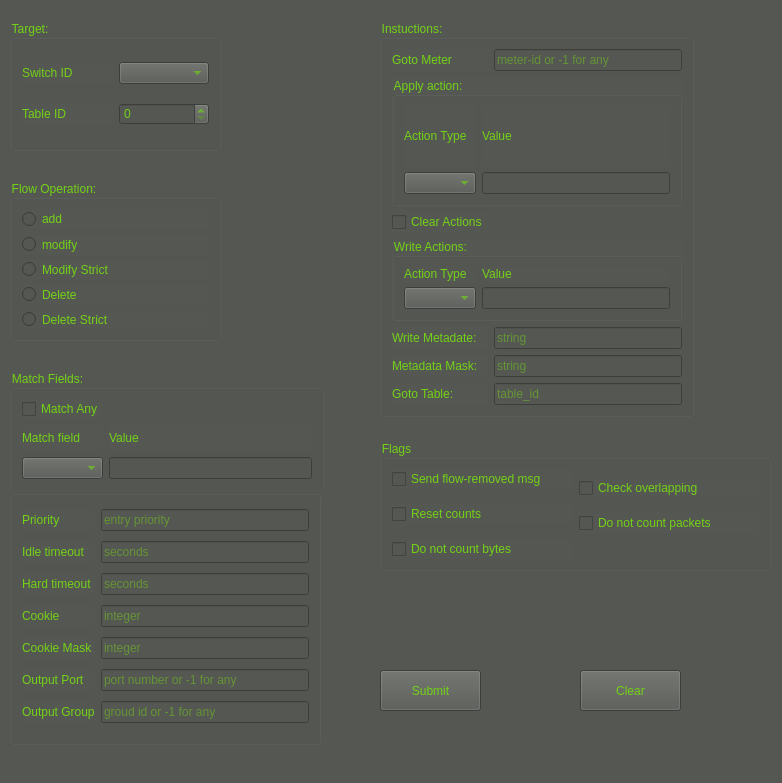
Gaopeng-Bai/QT_flowmanager, file GUI/flow_control.ui: the form before one commit.
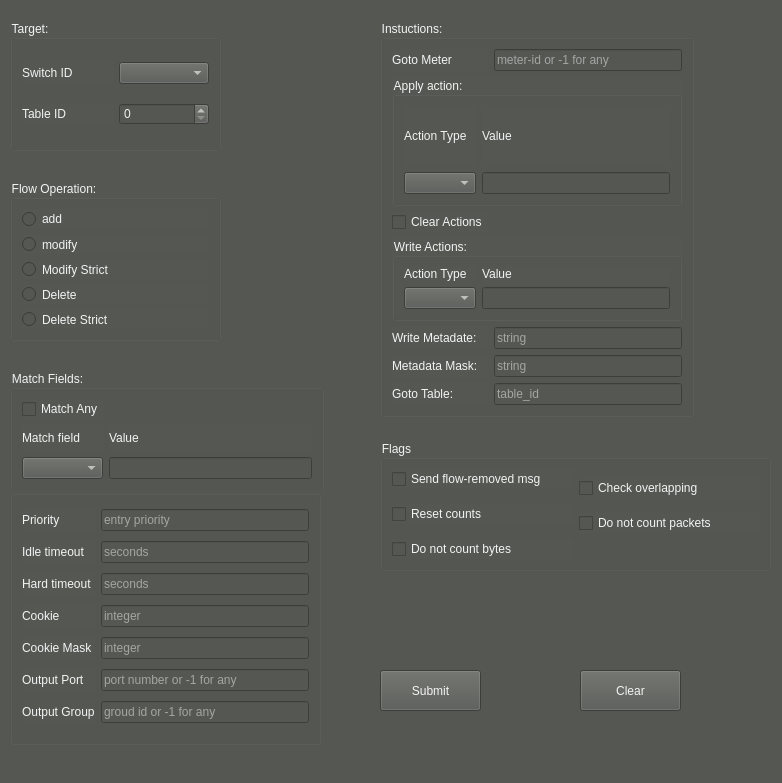
The form after the commit.

What changed in the file:
```diff
--- a/GUI/flow_control.ui
+++ b/GUI/flow_control.ui
@@ -15,7 +15,7 @@
   </property>
   <property name="styleSheet">
    <string notr="true">background-color: rgb(85, 87, 83);
-color: rgb(115, 210, 22);</string>
+color: rgb(243, 243, 243);</string>
   </property>
   <widget class="QGroupBox" name="groupBox">
    <property name="geometry">
```
